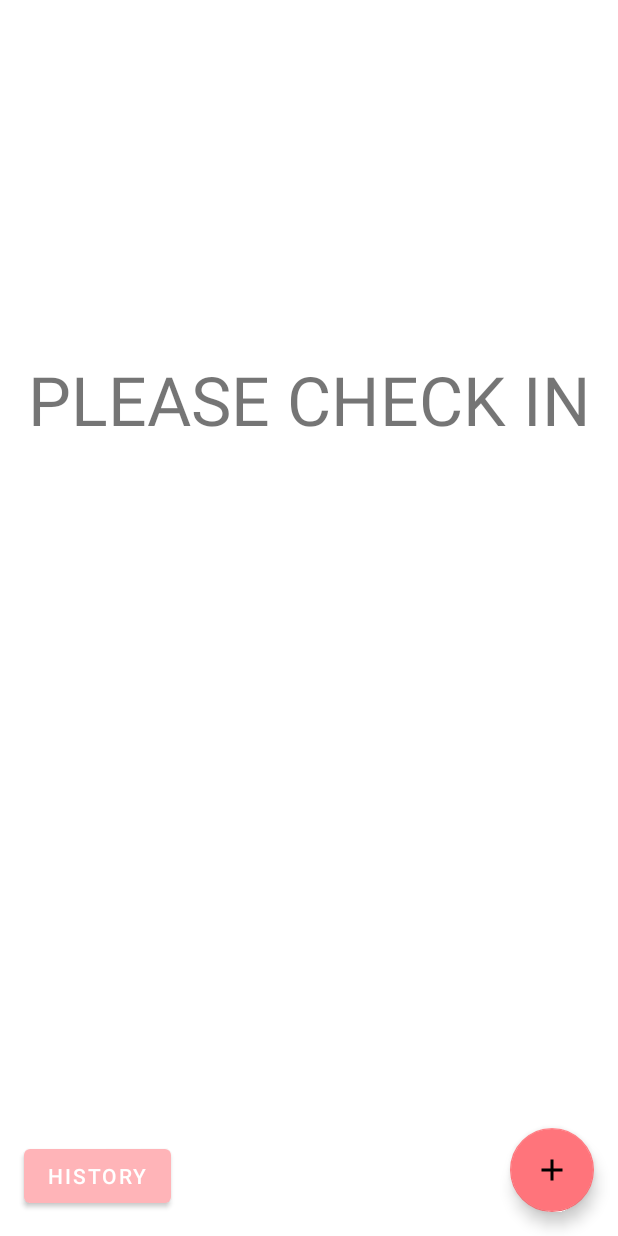
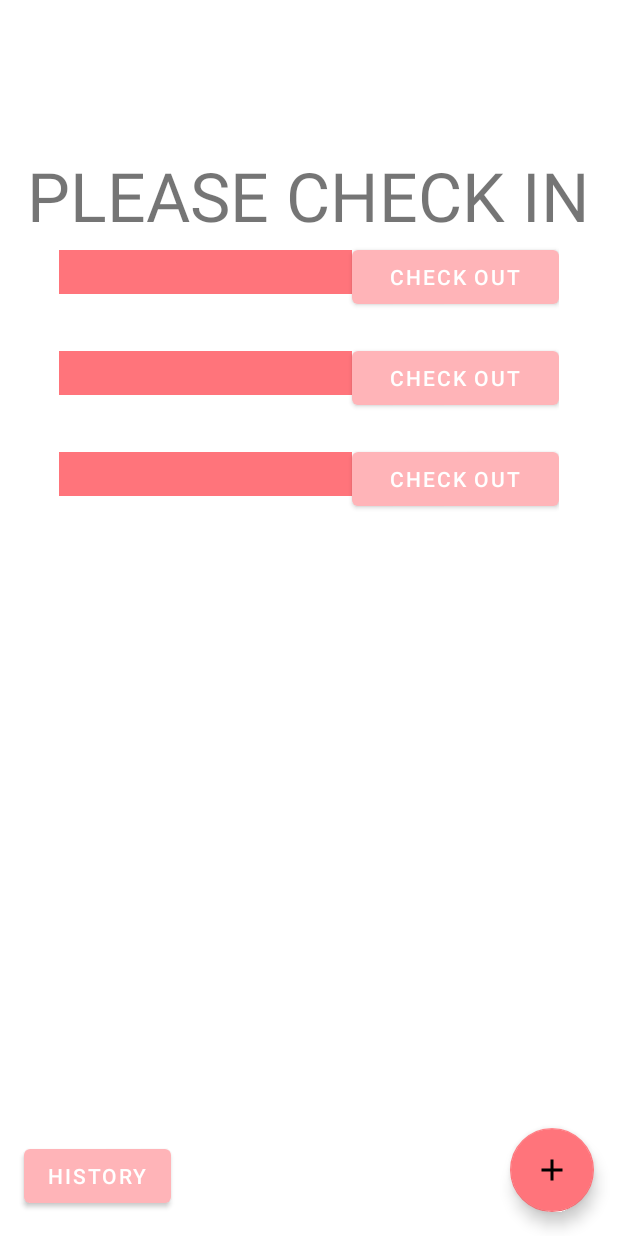
Before and after one commit to Mingmon/myThaichana, an Android app: the layout activity_main.xml on its own in the app's theme, with its tools: preview values and no code run, on a phone screen of 412 x 824 dp. Run offline under Robolectric (Android 15) with nearby library versions, the phone set to English and light mode, and no system bars.

Commit message:
get request

```diff
--- a/app/src/main/AndroidManifest.xml
+++ b/app/src/main/AndroidManifest.xml
@@ -3,6 +3,9 @@
     package="com.example.learningroom">
 
     <uses-permission android:name="android.permission.CAMERA"/>
+
+    <uses-permission android:name="android.permission.INTERNET" />
+
 
     <application
         android:allowBackup="true"
@@ -12,7 +15,7 @@
         android:supportsRtl="true"
         android:theme="@style/AppTheme">
         <activity android:name=".HistoryActivity"></activity>
-        <activity android:name=".NewWordActivity" />
+        <activity android:name=".ScanActivity" />
         <activity android:name=".MainActivity">
             <intent-filter>
                 <action android:name="android.intent.action.MAIN" />
--- a/app/src/main/java/com/example/learningroom/Database/WordRoomDatabase.kt
+++ b/app/src/main/java/com/example/learningroom/Database/WordRoomDatabase.kt
@@ -23,7 +23,8 @@ public abstract class WordRoomDatabase : RoomDatabase() {
                 scope.launch {
                     var wordDao = database.wordDao()
 
-                    // Delete all content here.
+
+                    /*// Delete all content here.
                     wordDao.deleteAll()
 
                     // Add sample words.
@@ -34,7 +35,7 @@ public abstract class WordRoomDatabase : RoomDatabase() {
 
                     // TODO: Add your own words!
                     word = Word("TODO!")
-                    wordDao.insert(word)
+                    wordDao.insert(word)*/
 
                 }
             }
--- a/app/src/main/java/com/example/learningroom/WordRepository.kt
+++ b/app/src/main/java/com/example/learningroom/WordRepository.kt
@@ -8,8 +8,12 @@ class WordRepository(private val wordDao: WordDao) {
 
     val allWords: LiveData<List<Word>> = wordDao.getAlphabetizedWords()
 
+    val notcheckout: LiveData<List<Word>> = wordDao.notcheckoutdata()
+
     suspend fun insert(word: Word){
         wordDao.insert(word)
     }
 
+
+
 }
--- a/app/src/main/res/layout/activity_main.xml
+++ b/app/src/main/res/layout/activity_main.xml
@@ -16,27 +16,6 @@
         app:layout_constraintTop_toTopOf="parent"
         tools:listitem="@layout/recyclerview_item" />-->
 
-    <com.google.android.material.floatingactionbutton.FloatingActionButton
-        android:id="@+id/fab"
-        android:layout_width="wrap_content"
-        android:layout_height="wrap_content"
-        android:layout_margin="16dp"
-        android:contentDescription="@string/add_word"
-        android:src="@drawable/ic_add_black_24dp"
-        app:backgroundTint="@color/colorAccent"
-        app:layout_constraintBottom_toBottomOf="parent"
-        app:layout_constraintEnd_toEndOf="parent" />
-
-    <Button
-        android:id="@+id/history"
-        android:layout_width="wrap_content"
-        android:layout_height="wrap_content"
-        android:layout_marginStart="16dp"
-        android:layout_marginBottom="16dp"
-        android:text="@string/history"
-        app:layout_constraintBottom_toBottomOf="parent"
-        app:layout_constraintStart_toStartOf="parent" />
-
     <TextView
         android:id="@+id/u_r_at"
         android:layout_width="wrap_content"
@@ -54,11 +33,42 @@
         android:id="@+id/textView2"
         android:layout_width="wrap_content"
         android:layout_height="wrap_content"
-        android:layout_marginTop="236dp"
+        android:layout_marginTop="100dp"
         android:text="PLEASE CHECK IN"
         android:textSize="45dp"
         app:layout_constraintEnd_toEndOf="parent"
+        app:layout_constraintHorizontal_bias="0.487"
         app:layout_constraintStart_toStartOf="parent"
         app:layout_constraintTop_toBottomOf="@+id/u_r_at" />
 
+    <androidx.recyclerview.widget.RecyclerView
+        android:id="@+id/recyclerviewMain"
+        android:layout_width="333dp"
+        android:layout_height="551dp"
+        app:layout_constraintEnd_toEndOf="parent"
+        app:layout_constraintStart_toStartOf="parent"
+        app:layout_constraintTop_toBottomOf="@+id/textView2"
+        tools:listitem="@layout/recyclerview_item" />
+
+    <Button
+        android:id="@+id/history"
+        android:layout_width="wrap_content"
+        android:layout_height="wrap_content"
+        android:layout_marginStart="16dp"
+        android:layout_marginBottom="16dp"
+        android:text="@string/history"
+        app:layout_constraintBottom_toBottomOf="parent"
+        app:layout_constraintStart_toStartOf="parent" />
+
+    <com.google.android.material.floatingactionbutton.FloatingActionButton
+        android:id="@+id/fab"
+        android:layout_width="wrap_content"
+        android:layout_height="wrap_content"
+        android:layout_margin="16dp"
+        android:contentDescription="@string/add_word"
+        android:src="@drawable/ic_add_black_24dp"
+        app:backgroundTint="@color/colorAccent"
+        app:layout_constraintBottom_toBottomOf="parent"
+        app:layout_constraintEnd_toEndOf="parent" />
+
 </androidx.constraintlayout.widget.ConstraintLayout>
--- a/app/src/main/res/layout/recyclerview_item.xml
+++ b/app/src/main/res/layout/recyclerview_item.xml
@@ -4,10 +4,28 @@
     android:layout_width="match_parent"
     android:layout_height="wrap_content">
 
+    <LinearLayout
+        android:layout_width="match_parent"
+        android:layout_height="match_parent"
+        android:orientation="horizontal">
+
+        <TextView
+            android:id="@+id/textView"
+            style="@style/word_title"
+            android:layout_width="195dp"
+            android:layout_height="wrap_content"
+            android:background="@color/colorAccent" />
+
+        <Button
+            android:id="@+id/button"
+            android:layout_width="wrap_content"
+            android:layout_height="wrap_content"
+            android:layout_weight="1"
+            android:text="check out" />
+    </LinearLayout>
+
     <TextView
-        android:id="@+id/textView"
-        style="@style/word_title"
+        android:id="@+id/datetime"
         android:layout_width="match_parent"
-        android:layout_height="wrap_content"
-        android:background="@color/colorAccent" />
+        android:layout_height="wrap_content" />
 </LinearLayout>
--- a/app/src/main/res/values/strings.xml
+++ b/app/src/main/res/values/strings.xml
@@ -1,5 +1,5 @@
 <resources>
-    <string name="app_name">LearningRoom</string>
+    <string name="app_name">Pinkie Thaichana</string>
     <string name="add_word" />
 
     <string name="hint_word">Word...</string>
```
Also changed, not shown: app/build.gradle (+8 -1 lines), app/src/main/java/com/example/learningroom/Database/Word.kt (+13 -1 lines), app/src/main/java/com/example/learningroom/Database/WordDao.kt (+18 -5 lines), app/src/main/java/com/example/learningroom/HistoryActivity.kt (+33 -2 lines), app/src/main/java/com/example/learningroom/MainActivity.kt (+70 -7 lines), app/src/main/java/com/example/learningroom/ScanActivity.kt (renamed from app/src/main/java/com/example/learningroom/NewWordActivity.kt, +7 -4 lines), app/src/main/java/com/example/learningroom/WordListAdapter.kt (+31 -0 lines), app/src/main/java/com/example/learningroom/WordViewModel.kt (+9 -0 lines), app/src/main/java/com/example/learningroom/model/JsonPlaceHolderApi.kt (added, +17 -0 lines), app/src/main/java/com/example/learningroom/model/Merchant.kt (added, +11 -0 lines), app/src/main/res/layout/activity_scan_check_in.xml (renamed from app/src/main/res/layout/activity_new_word.xml).
